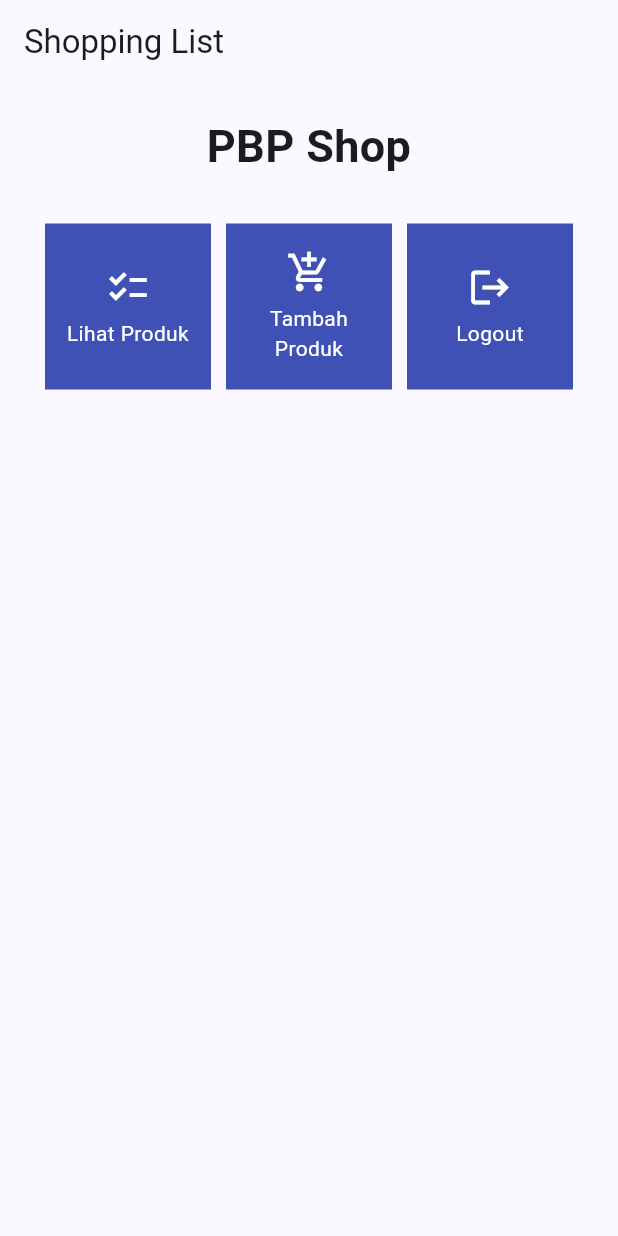
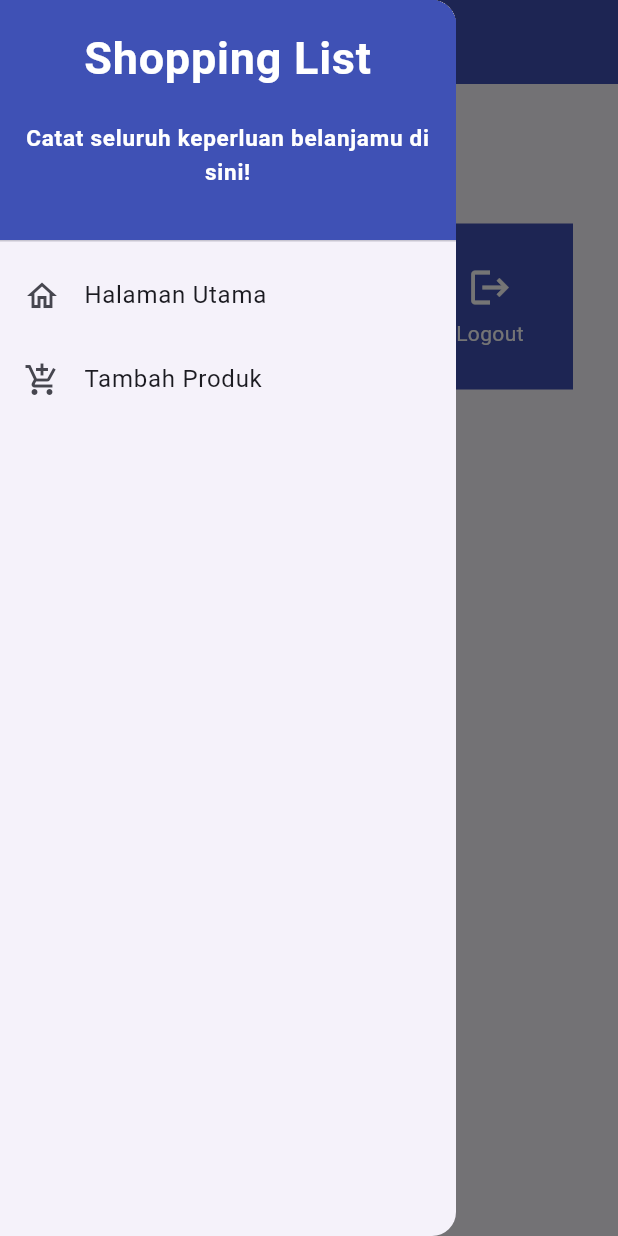
Before and after one commit to michelleangelicas/shopping-list-mobile, a Flutter app: the screen it shows after launch, with the side drawer open (before the commit the screen has no drawer), on a phone screen of 412 x 824 dp. Run offline on Flutter 3.47's test engine with Material 2 defaults, Android fonts, the phone set to English and light mode, and no system bars.

Commit message:
tutorial7

```diff
--- a/lib/main.dart
+++ b/lib/main.dart
@@ -1,5 +1,5 @@
 import 'package:flutter/material.dart';
-import 'package:shopping_list/menu.dart';
+import 'package:shopping_list/screens/menu.dart';
 
 void main() {
   runApp(const MyApp());
@@ -30,10 +30,9 @@ class MyApp extends StatelessWidget {
         // This works for code too, not just values: Most code changes can be
         // tested with just a hot reload.
         colorScheme: ColorScheme.fromSeed(seedColor: Colors.indigo),
-
         useMaterial3: true,
       ),
-      home: MyHomePage()
+      home: MyHomePage(),
     );
   }
 }
--- a/lib/menu.dart
+++ /dev/null
@@ -1,121 +0,0 @@
-import 'package:flutter/material.dart';
-class ShopItem {
-  final String name;
-  final IconData icon;
-
-  ShopItem(this.name, this.icon);
-}
-class MyHomePage extends StatelessWidget {
-    MyHomePage({Key? key}) : super(key: key);
-    final List<ShopItem> items = [
-    ShopItem("Lihat Produk", Icons.checklist),
-    ShopItem("Tambah Produk", Icons.add_shopping_cart),
-    ShopItem("Logout", Icons.logout),
-];
-    @override
-    Widget build(BuildContext context) {
-       return Scaffold(
-      appBar: AppBar(
-        title: const Text(
-          'Shopping List',
-        ),
-      ),
-      body: SingleChildScrollView(
-        // Widget wrapper yang dapat discroll
-        child: Padding(
-          padding: const EdgeInsets.all(10.0), // Set padding dari halaman
-          child: Column(
-            // Widget untuk menampilkan children secara vertikal
-            children: <Widget>[
-              const Padding(
-                padding: EdgeInsets.only(top: 10.0, bottom: 10.0),
-                // Widget Text untuk menampilkan tulisan dengan alignment center dan style yang sesuai
-                child: Text(
-                  'PBP Shop', // Text yang menandakan toko
-                  textAlign: TextAlign.center,
-                  style: TextStyle(
-                    fontSize: 30,
-                    fontWeight: FontWeight.bold,
-                  ),
-                ),
-              ),
-              // Grid layout
-              GridView.count(
-                // Container pada card kita.
-                primary: true,
-                padding: const EdgeInsets.all(20),
-                crossAxisSpacing: 10,
-                mainAxisSpacing: 10,
-                crossAxisCount: 3,
-                shrinkWrap: true,
-                children: items.map((ShopItem item) {
-                  // Iterasi untuk setiap item
-                  return ShopCard(item);
-                }).toList(),
-              ),
-            ],
-          ),
-        ),
-      ),
-    );
-    }
-}
-// class _MyHomePageState extends State<MyHomePage> {
-//   int _counter = 0;
-
-//   void _incrementCounter() {
-//     setState(() {
-//       // This call to setState tells the Flutter framework that something has
-//       // changed in this State, which causes it to rerun the build method below
-//       // so that the display can reflect the updated values. If we changed
-//       // _counter without calling setState(), then the build method would not be
-//       // called again, and so nothing would appear to happen.
-//       _counter++;
-//     });
-//   }}
-
-
-class ShopCard extends StatelessWidget {
-  final ShopItem item;
-
-  const ShopCard(this.item, {super.key}); // Constructor
-
-  @override
-  Widget build(BuildContext context) {
-    return Material(
-      color: Colors.indigo,
-      child: InkWell(
-        // Area responsive terhadap sentuhan
-        onTap: () {
-          // Memunculkan SnackBar ketika diklik
-          ScaffoldMessenger.of(context)
-            ..hideCurrentSnackBar()
-            ..showSnackBar(SnackBar(
-                content: Text("Kamu telah menekan tombol ${item.name}!")));
-        },
-        child: Container(
-          // Container untuk menyimpan Icon dan Text
-          padding: const EdgeInsets.all(8),
-          child: Center(
-            child: Column(
-              mainAxisAlignment: MainAxisAlignment.center,
-              children: [
-                Icon(
-                  item.icon,
-                  color: Colors.white,
-                  size: 30.0,
-                ),
-                const Padding(padding: EdgeInsets.all(3)),
-                Text(
-                  item.name,
-                  textAlign: TextAlign.center,
-                  style: const TextStyle(color: Colors.white),
-                ),
-              ],
-            ),
-          ),
-        ),
-      ),
-    );
-  }
-}
--- /dev/null
+++ b/lib/screens/menu.dart
@@ -0,0 +1,63 @@
+import 'package:flutter/material.dart';
+import 'package:shopping_list/widgets/left_drawer.dart';
+import 'package:shopping_list/widgets/shop_card.dart';
+
+class MyHomePage extends StatelessWidget {
+    MyHomePage({Key? key}) : super(key: key);
+    final List<ShopItem> items = [
+    ShopItem("Lihat Produk", Icons.checklist),
+    ShopItem("Tambah Produk", Icons.add_shopping_cart),
+    ShopItem("Logout", Icons.logout),
+  ];
+
+    @override
+    Widget build(BuildContext context) {
+        return Scaffold(
+          appBar: AppBar(
+            title: const Text(
+              'Shopping List',
+            ),
+            backgroundColor: Colors.indigo,
+            foregroundColor: Colors.white,
+          ),
+          drawer: const LeftDrawer(),
+          body: SingleChildScrollView(
+            // Widget wrapper yang dapat discroll
+            child: Padding(
+              padding: const EdgeInsets.all(10.0), // Set padding dari halaman
+              child: Column(
+                // Widget untuk menampilkan children secara vertikal
+                children: <Widget>[
+                  const Padding(
+                    padding: EdgeInsets.only(top: 10.0, bottom: 10.0),
+                    // Widget Text untuk menampilkan tulisan dengan alignment center dan style yang sesuai
+                    child: Text(
+                      'PBP Shop', // Text yang menandakan toko
+                      textAlign: TextAlign.center,
+                      style: TextStyle(
+                        fontSize: 30,
+                        fontWeight: FontWeight.bold,
+                      ),
+                    ),
+                  ),
+                  // Grid layout
+                  GridView.count(
+                    // Container pada card kita.
+                    primary: true,
+                    padding: const EdgeInsets.all(20),
+                    crossAxisSpacing: 10,
+                    mainAxisSpacing: 10,
+                    crossAxisCount: 3,
+                    shrinkWrap: true,
+                    children: items.map((ShopItem item) {
+                      // Iterasi untuk setiap item
+                      return ShopCard(item);
+                    }).toList(),
+                  ),
+                ],
+              ),
+            ),
+          ),
+        );
+    }
+}
--- /dev/null
+++ b/lib/widgets/left_drawer.dart
@@ -0,0 +1,66 @@
+import 'package:flutter/material.dart';
+import 'package:shopping_list/screens/menu.dart';
+import 'package:shopping_list/screens/shoplist_form.dart';
+
+class LeftDrawer extends StatelessWidget {
+  const LeftDrawer({super.key});
+
+  @override
+  Widget build(BuildContext context) {
+    return Drawer(
+      child: ListView(
+        children: [
+          const DrawerHeader(
+            decoration: BoxDecoration(
+              color: Colors.indigo,
+            ),
+            child: Column(
+              children: [
+                Text(
+                  'Shopping List',
+                  textAlign: TextAlign.center,
+                  style: TextStyle(
+                    fontSize: 30,
+                    fontWeight: FontWeight.bold,
+                    color: Colors.white,
+                  ),
+                ),
+                Padding(padding: EdgeInsets.all(10)),
+                Text("Catat seluruh keperluan belanjamu di sini!",
+                      textAlign: TextAlign.center,
+                      style: TextStyle(
+                        fontSize: 15,
+                        fontWeight: FontWeight.bold,
+                        color: Colors.white
+                      ),
+                    ),
+              ],
+            ),
+          ),
+          ListTile(
+            leading: const Icon(Icons.home_outlined),
+            title: const Text('Halaman Utama'),
+            // Bagian redirection ke MyHomePage
+            onTap: () {
+              Navigator.pushReplacement(
+                  context,
+                  MaterialPageRoute(
+                    builder: (context) => MyHomePage(),
+                  ));
+            },
+          ),
+          ListTile(
+            leading: const Icon(Icons.add_shopping_cart),
+            title: const Text('Tambah Produk'),
+            // Bagian redirection ke ShopFormPage
+            onTap: () {
+              Navigator.of(context).push(
+                MaterialPageRoute(builder: (context) => ShopFormPage()),
+              );
+            },
+          ),
+        ],
+      ),
+    );
+  }
+}
--- /dev/null
+++ b/lib/widgets/shop_card.dart
@@ -0,0 +1,58 @@
+import 'package:flutter/material.dart';
+import 'package:shopping_list/screens/shoplist_form.dart';
+
+class ShopItem {
+  final String name;
+  final IconData icon;
+
+  ShopItem(this.name, this.icon);
+}
+
+class ShopCard extends StatelessWidget {
+  final ShopItem item;
+
+  const ShopCard(this.item, {super.key}); // Constructor
+
+  @override
+  Widget build(BuildContext context) {
+    return Material(
+      color: Colors.indigo,
+      child: InkWell(
+        // Area responsive terhadap sentuhan
+        onTap: () {
+          // Memunculkan SnackBar ketika diklik
+          ScaffoldMessenger.of(context)
+            ..hideCurrentSnackBar()
+            ..showSnackBar(SnackBar(
+                content: Text("Kamu telah menekan tombol ${item.name}!")));
+          if (item.name == "Tambah Produk") {
+            Navigator.push(context,
+              MaterialPageRoute(builder: (context) => const ShopFormPage()));
+          }
+        },
+        child: Container(
+          // Container untuk menyimpan Icon dan Text
+          padding: const EdgeInsets.all(8),
+          child: Center(
+            child: Column(
+              mainAxisAlignment: MainAxisAlignment.center,
+              children: [
+                Icon(
+                  item.icon,
+                  color: Colors.white,
+                  size: 30.0,
+                ),
+                const Padding(padding: EdgeInsets.all(3)),
+                Text(
+                  item.name,
+                  textAlign: TextAlign.center,
+                  style: const TextStyle(color: Colors.white),
+                ),
+              ],
+            ),
+          ),
+        ),
+      ),
+    );
+  }
+}
```
Also changed, not shown: lib/screens/shoplist_form.dart (added, +162 -0 lines).
